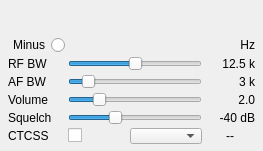
Before: the Qt Designer form plugins/channel/nfm/nfmdemodgui.ui in f4exb/sdrangel, drawn with Qt 5.
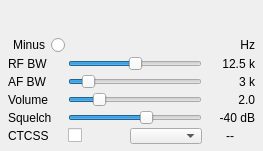
After: the same form once the commit is applied. Custom widgets are drawn as their Qt base class.

What changed in the file:
```diff
--- a/plugins/channel/nfm/nfmdemodgui.ui
+++ b/plugins/channel/nfm/nfmdemodgui.ui
@@ -131,7 +131,7 @@
     <item row="4" column="4">
      <widget class="QSlider" name="squelch">
       <property name="minimum">
-       <number>-60</number>
+       <number>-100</number>
       </property>
       <property name="maximum">
        <number>0</number>
```
